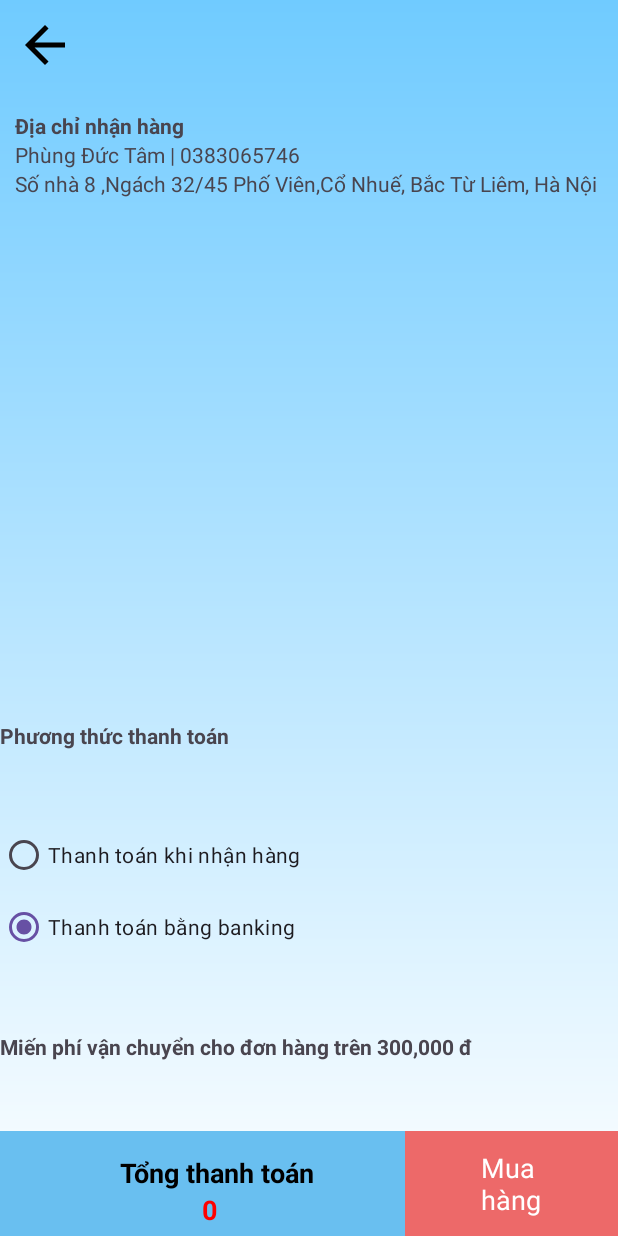
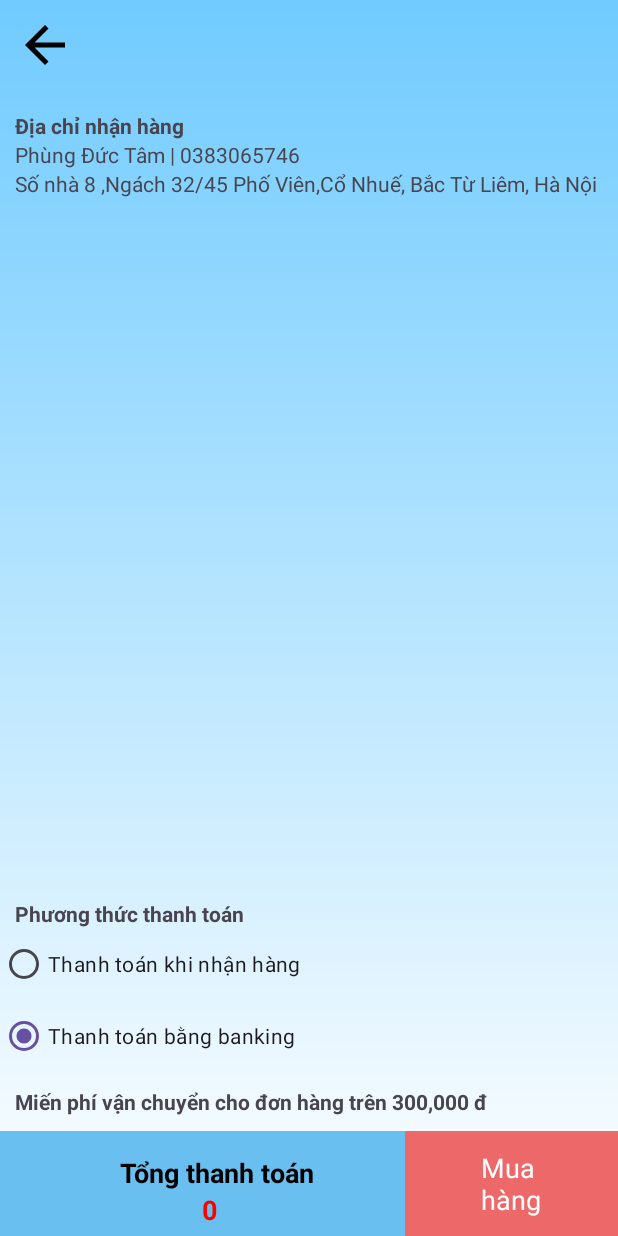
Before and after one commit to nguyensan772/vergencyshop, an Android app: the ThanhToanSanPham screen opened directly, with no data from a screen before it, on a phone screen of 412 x 824 dp. Run offline under Robolectric (Android 15) with nearby library versions, the phone set to English and light mode, and no system bars; our stand-ins replace Firebase (no records; nobody signed in at launch, a user with empty details on screens opened directly).

Commit message:
update 6-12

```diff
--- a/app/src/main/java/com/example/vergencyshop/Adapter/GioHangAdapter.java
+++ b/app/src/main/java/com/example/vergencyshop/Adapter/GioHangAdapter.java
@@ -184,7 +184,7 @@ public class GioHangAdapter extends RecyclerView.Adapter<GioHangAdapter.HolderGi
     public void setTongTienTextView(TextView tv_tongtien) {
         this.tv_tongtien = tv_tongtien;
     }
-    private void updateTongTien() {
+    public void updateTongTien() {
         int tongTien = 0;
         for (GioHang gioHang : list) {
             int giaSP = Integer.parseInt(gioHang.getGiaSP());
--- a/app/src/main/java/com/example/vergencyshop/ChiTietSanPhamActivity.java
+++ b/app/src/main/java/com/example/vergencyshop/ChiTietSanPhamActivity.java
@@ -50,7 +50,6 @@ public class ChiTietSanPhamActivity extends AppCompatActivity {
     int index;
     FirebaseDatabase database = FirebaseDatabase.getInstance();
     DatabaseReference cartRef = database.getReference("GioHang");
-
     FirebaseUser user= FirebaseAuth.getInstance().getCurrentUser();
     String size = null;
     int position ;
@@ -129,7 +128,6 @@ public class ChiTietSanPhamActivity extends AppCompatActivity {
                 chonSize(2);
             }
         });
-
     }
 
     private void themVaoGio(){
@@ -241,9 +239,6 @@ public class ChiTietSanPhamActivity extends AppCompatActivity {
         }else if (rdSizeM.isChecked()){
             size = "M";
         }
-
-
-
             themVaoGio();
 
         Intent  intent = new Intent(ChiTietSanPhamActivity.this , GioHangActivity.class);
--- a/app/src/main/java/com/example/vergencyshop/fragment/DoiMatKhauFragment.java
+++ b/app/src/main/java/com/example/vergencyshop/fragment/DoiMatKhauFragment.java
@@ -112,7 +112,6 @@ public class DoiMatKhauFragment extends Fragment {
             }else {
                 oldPass = edtOldPass.getText().toString();
                 newPass = edtNewPass.getText().toString();
-
                auth.signInWithEmailAndPassword(user.getEmail(),oldPass).addOnCompleteListener(new OnCompleteListener<AuthResult>() {
                    @Override
                    public void onComplete(@NonNull Task<AuthResult> task) {
@@ -124,7 +123,6 @@ public class DoiMatKhauFragment extends Fragment {
                                 @Override
                                 public void onComplete(@NonNull Task<Void> task) {
                                     if (task.isSuccessful()){
-
                                         Toast.makeText(getContext(), "Đổi mật khẩu thành công", Toast.LENGTH_SHORT).show();
 
                                     }
--- a/app/src/main/res/layout/activity_thanh_toan_san_pham.xml
+++ b/app/src/main/res/layout/activity_thanh_toan_san_pham.xml
@@ -56,23 +56,16 @@ tools:context=".GioHangActivity">
         android:id="@+id/rcSanPhamThanhToan"
         android:layout_width="match_parent"
         android:layout_height="0dp"
-        android:layout_weight="6"
+        android:layout_weight="10"
         android:layout_margin="8dp" />
-    <LinearLayout
-            android:layout_weight="1"
-            android:layout_width="wrap_content"
-            android:layout_height="wrap_content"
-            android:text="Phương thức thanh toán"
-            android:textStyle="bold"
-            />
         <TextView
-            android:layout_weight="1"
+            android:paddingLeft="10dp"
             android:layout_width="wrap_content"
             android:layout_height="wrap_content"
             android:text="Phương thức thanh toán"
             android:textStyle="bold"/>
         <RadioGroup
-            android:layout_weight="1"
+
             android:layout_width="wrap_content"
             android:layout_height="wrap_content">
 
@@ -90,7 +83,7 @@ tools:context=".GioHangActivity">
         </RadioGroup>
 
         <LinearLayout
-            android:layout_weight="1"
+         android:padding="10dp"
             android:layout_width="match_parent"
             android:layout_height="wrap_content"
             android:orientation="horizontal">
```
Also changed, not shown: app/src/main/java/com/example/vergencyshop/Adapter/HoaDonAdapter.java (+16 -21 lines), app/src/main/java/com/example/vergencyshop/GioHangActivity.java (+16 -8 lines), app/src/main/java/com/example/vergencyshop/ThanhToanSanPham.java (+4 -16 lines).
